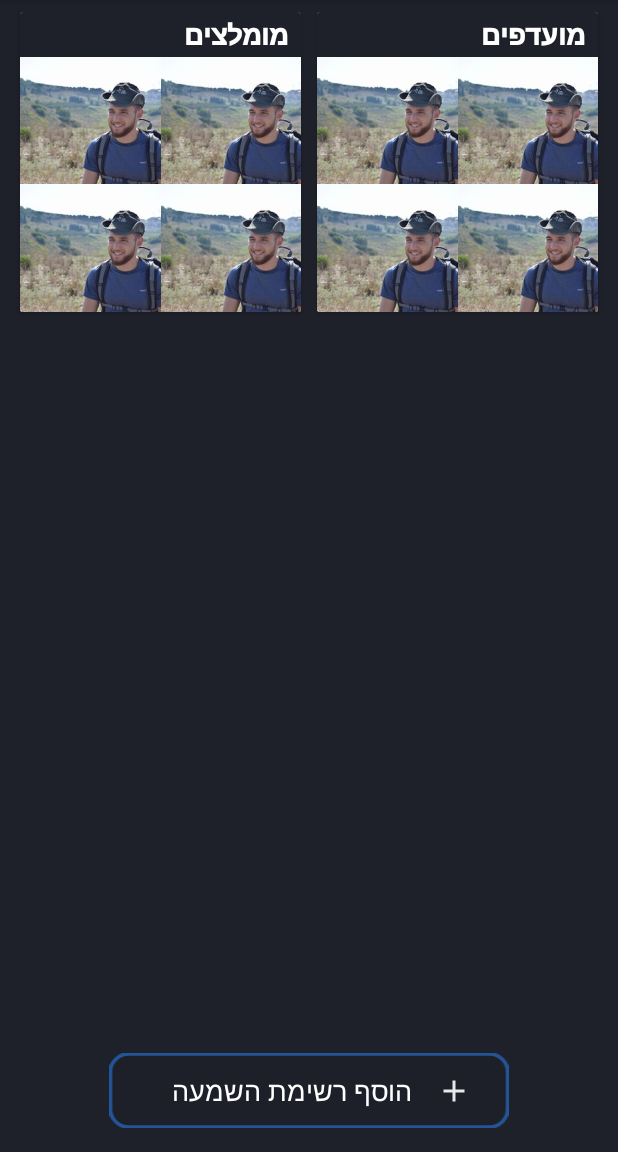
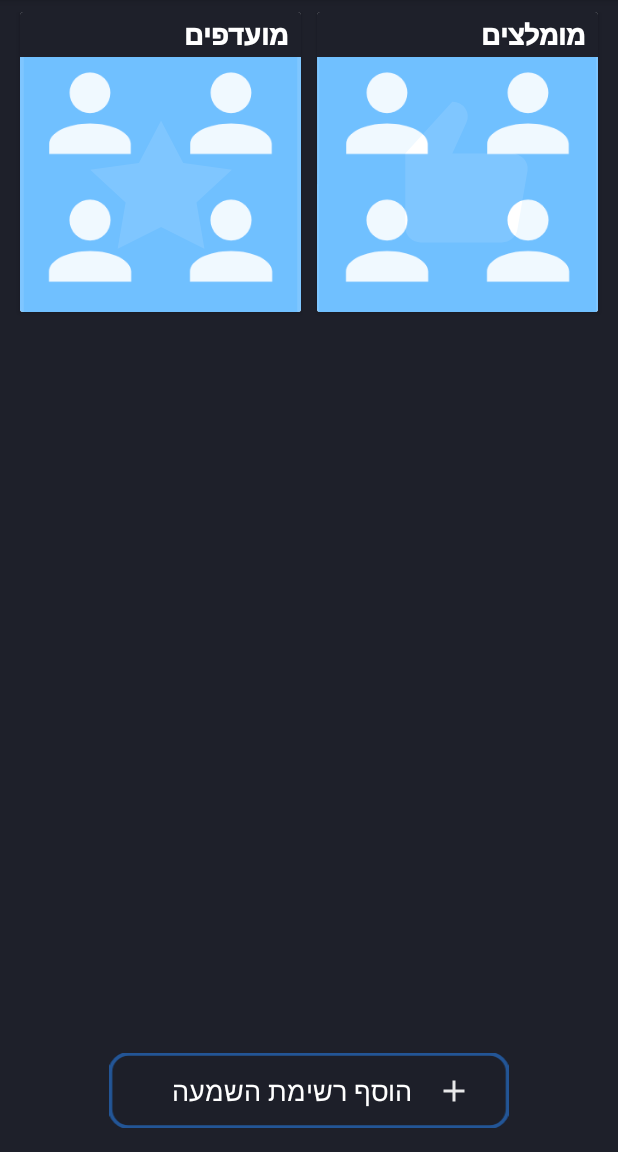
Before and after one commit to defraimo/HackathonDaniels, an Android app: the fragment AllPlaylistsFragment shown on its own in the app's theme, on a phone screen of 412 x 824 dp, the part 84-1236 px from its top. Run offline under Robolectric (Android 15) with nearby library versions, the phone set to English and light mode, and no system bars; libraries missing offline, so code that uses them is left out: com.cloudant.client; network calls fail.

Commit message:
writing and reading playlists from Json

```diff
--- a/app/src/main/java/daniel/rad/radiotabsdrawer/playlist/AllPlaylistsFragment.java
+++ b/app/src/main/java/daniel/rad/radiotabsdrawer/playlist/AllPlaylistsFragment.java
@@ -16,10 +16,8 @@ import android.widget.TextView;
 
 import java.util.ArrayList;
 
+import daniel.rad.radiotabsdrawer.R;
 import daniel.rad.radiotabsdrawer.playlist.chosenPlaylist.CreatePlaylistFragment;
-import daniel.rad.radiotabsdrawer.programs.ProgramsData;
-import daniel.rad.radiotabsdrawer.programs.ProgramsDataSource;
-import daniel.rad.radiotabsdrawer.R;
 
 /**
  * A simple {@link Fragment} subclass.
--- a/app/src/main/java/daniel/rad/radiotabsdrawer/playlist/PlaylistsDataSource.java
+++ b/app/src/main/java/daniel/rad/radiotabsdrawer/playlist/PlaylistsDataSource.java
@@ -6,49 +6,26 @@ import android.app.Activity;
 import android.content.Context;
 import android.content.pm.PackageManager;
 import android.os.AsyncTask;
-
-import android.os.Environment;
 import android.support.v4.app.ActivityCompat;
-import android.util.JsonWriter;
 import android.util.Log;
-import android.widget.Toast;
-
 
 import com.cloudant.client.api.ClientBuilder;
 import com.cloudant.client.api.CloudantClient;
 import com.cloudant.client.api.Database;
-import com.cloudant.client.api.model.Attachment;
-import com.cloudant.client.api.model.Document;
-import com.cloudant.client.api.model.IndexField;
-import com.cloudant.client.api.model.Response;
-import com.cloudant.sync.internal.sqlite.sqlite4java.QueryBuilder;
-import com.cloudant.sync.query.Query;
-import com.google.gson.JsonElement;
-import com.google.gson.JsonObject;
-import com.google.gson.JsonParser;
 
 import org.json.JSONArray;
 import org.json.JSONException;
 import org.json.JSONObject;
 
-import java.io.BufferedReader;
-import java.io.BufferedWriter;
 import java.io.File;
 import java.io.FileInputStream;
 import java.io.FileWriter;
 import java.io.IOException;
-import java.io.OutputStream;
-import java.io.OutputStreamWriter;
-import java.io.Writer;
-import java.nio.file.Path;
 import java.util.ArrayList;
-import java.util.List;
 import java.util.concurrent.TimeUnit;
 
-import daniel.rad.radiotabsdrawer.DrawerActivity;
 import daniel.rad.radiotabsdrawer.myMediaPlayer.ProgramsReceiver;
 import daniel.rad.radiotabsdrawer.programs.ProgramsData;
-import daniel.rad.radiotabsdrawer.programs.ProgramsDataSource;
 
 
 public class PlaylistsDataSource {
@@ -120,10 +97,12 @@ public class PlaylistsDataSource {
 
     }
 
-    private ArrayList<Playlist> readJsonFile(Context context,File path) throws IOException {
+    private ArrayList<Playlist> readJsonFile(Context context) throws IOException {
         ArrayList<Playlist> buildPlaylists = new ArrayList<>();
         ArrayList<ProgramsData> buildPrograms = new ArrayList<>();
-        FileInputStream is = new FileInputStream(path);
+        String path = "/data/data/" + context.getPackageName();
+        File filePath = new File(path, "playlists.json");
+        FileInputStream is = new FileInputStream(filePath);
         int size = is.available();
         byte[] buffer = new byte[size];
         is.read(buffer);
@@ -210,17 +189,15 @@ public class PlaylistsDataSource {
         PlaylistsDataSource playlistsDataSource = new PlaylistsDataSource();
         ArrayList<Playlist> playlists = new ArrayList<>();
 
-        String path = "/data/data/" + context.getPackageName();
-        File filePath = new File(path, "playlists.json");
 
         try {
-            playlistsDataSource.readJsonFile(context, filePath);
+            playlistsDataSource.readJsonFile(context);
         } catch (IOException e) {
             e.printStackTrace();
         }
         ArrayList<ProgramsData> temp = new ArrayList<>();
-        playlists.add(new Playlist("מומלצים", temp));
         playlists.add(new Playlist("מועדפים", temp));
+        playlists.add(new Playlist("מומלצים", ProgramsReceiver.getPrograms()));
 
         return playlists;
     }
--- a/app/src/main/res/layout/playlist_item.xml
+++ b/app/src/main/res/layout/playlist_item.xml
@@ -25,7 +25,7 @@
             app:layout_constraintEnd_toEndOf="parent"
             app:layout_constraintStart_toStartOf="parent"
             app:layout_constraintTop_toTopOf="@+id/guideline10"
-            app:srcCompat="@drawable/profile_pic_demo" />
+            app:srcCompat="@drawable/ic_default_pic" />
 
         <ImageView
             android:id="@+id/ivProfilePic2"
@@ -36,7 +36,7 @@
             app:layout_constraintEnd_toStartOf="@+id/guideline8"
             app:layout_constraintStart_toStartOf="parent"
             app:layout_constraintTop_toTopOf="@+id/guideline10"
-            app:srcCompat="@drawable/profile_pic_demo" />
+            app:srcCompat="@drawable/ic_default_pic" />
 
         <android.support.constraint.Guideline
             android:id="@+id/guideline7"
@@ -63,7 +63,7 @@
             app:layout_constraintStart_toStartOf="@+id/guideline8"
             app:layout_constraintTop_toTopOf="@+id/guideline10"
             app:layout_constraintVertical_bias="1.0"
-            app:srcCompat="@drawable/profile_pic_demo" />
+            app:srcCompat="@drawable/ic_default_pic" />
 
         <ImageView
             android:id="@+id/ivProfilePic4"
@@ -74,7 +74,7 @@
             app:layout_constraintEnd_toStartOf="@+id/guideline8"
             app:layout_constraintStart_toStartOf="parent"
             app:layout_constraintTop_toTopOf="@+id/guideline7"
-            app:srcCompat="@drawable/profile_pic_demo" />
+            app:srcCompat="@drawable/ic_default_pic" />
 
         <ImageView
             android:id="@+id/ivProfilePic3"
@@ -86,7 +86,7 @@
             app:layout_constraintStart_toStartOf="@+id/guideline8"
             app:layout_constraintTop_toTopOf="@+id/guideline7"
             app:layout_constraintVertical_bias="0.8"
-            app:srcCompat="@drawable/profile_pic_demo" />
+            app:srcCompat="@drawable/ic_default_pic" />
 
         <TextView
             android:id="@+id/tvPlaylist"
```
Also changed, not shown: app/src/main/java/daniel/rad/radiotabsdrawer/playlist/chosenPlaylist/CreatePlaylistFragment.java (+1 -8 lines), app/src/main/java/daniel/rad/radiotabsdrawer/programs/ProgramsDataSource.java (deleted, +0 -22 lines).
